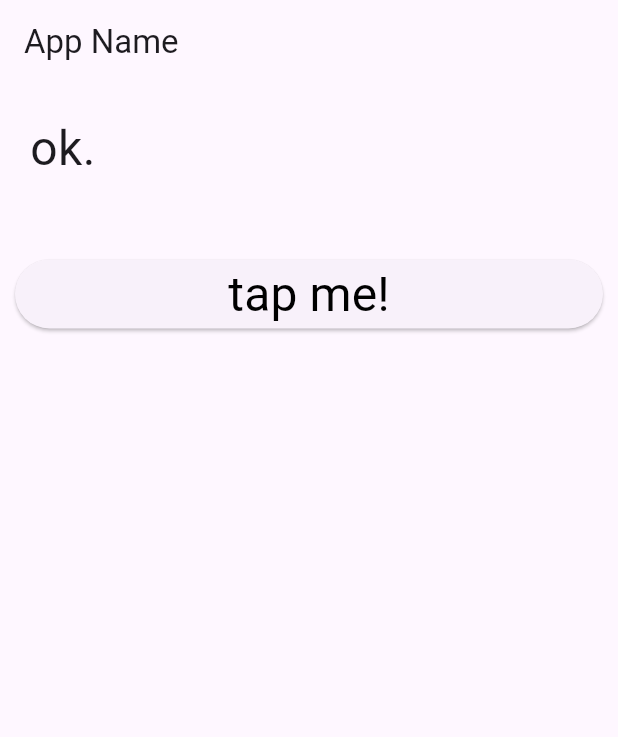
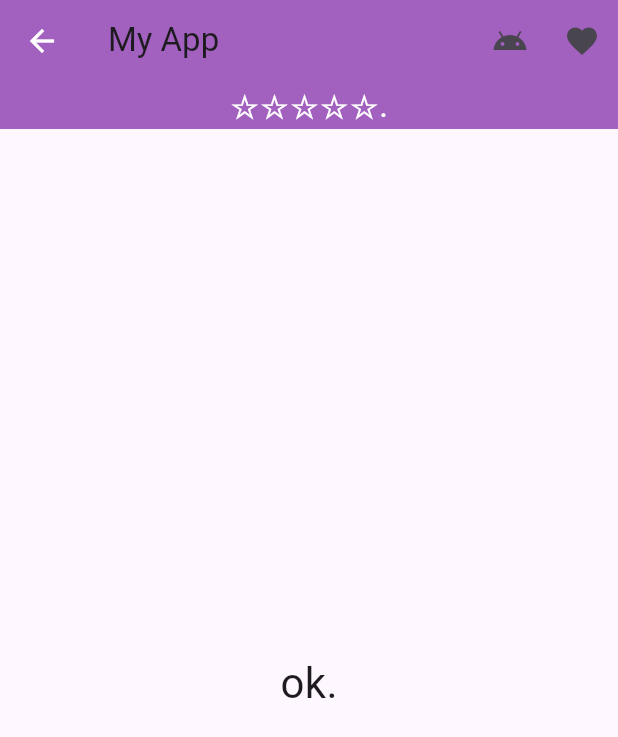
Before and after one commit to Jun-Saito-de/flutter3_practice, a Flutter app: the screen it shows after launch, on a phone screen of 412 x 824 dp. Shown: the top 737 px of the screen. Run offline on Flutter 3.47's test engine with Material 3 defaults, Android fonts, the phone set to English and light mode, and no system bars.

Commit message:
AppBarの更新

```diff
--- a/lib/main.dart
+++ b/lib/main.dart
@@ -12,7 +12,6 @@ class MyApp extends StatelessWidget {
     return MaterialApp(
       title: 'Flutter Demo',
       theme: ThemeData(
-
         colorScheme: ColorScheme.fromSeed(seedColor: Colors.deepPurple),
       ),
       home: const MyHomePage(title: 'Flutter Demo Home Page'),
@@ -23,7 +22,6 @@ class MyApp extends StatelessWidget {
 class MyHomePage extends StatefulWidget {
   const MyHomePage({super.key, required this.title});
 
-
   final String title;
 
   @override
@@ -32,85 +30,69 @@ class MyHomePage extends StatefulWidget {
 
 class _MyHomePageState extends State<MyHomePage> {
   static var _message = 'ok.'; //static 変数 _message を定義。アプリ内で表示するメッセージ。
+  static var _stars = '☆☆☆☆☆.';
+  static var _star = 0;
 
   @override
   Widget build(BuildContext context) {
     return Scaffold(
       // AppBar: アプリケーションの上部に表示されるタイトルバー
       appBar: AppBar(
-        title: Text('App Name'),
+        title: Text('My App'),
+        backgroundColor: Color(0xffa260bf), // ← ここで背景色を設定
+        leading: BackButton(color: Colors.white),
+        actions: <Widget>[
+          IconButton(
+            onPressed: iconPressedA,
+            icon: Icon(Icons.android),
+            tooltip: 'add star…',
+          ),
+          IconButton(
+            onPressed: iconPressedB,
+            icon: Icon(Icons.favorite),
+            tooltip: 'subtract star…',
+          ),
+        ],
+        bottom: PreferredSize(
+          preferredSize: const Size.fromHeight(30.0),
+          child: Center(
+            child: Text(
+              _stars,
+              style: TextStyle(fontSize: 22.0, color: Colors.white),
+            ),
+          ),
+        ),
       ),
       // Column: 画面の中央に縦に並べるウィジェット
       body: Center(
-        child: Column(
-          // mainAxisAlignment: 子ウィジェットの配置を縦方向（メイン軸）に調整
-          mainAxisAlignment: MainAxisAlignment.start,
-          // mainAxisSize: 子ウィジェットのサイズを縦方向（メイン軸）で最大化
-          mainAxisSize: MainAxisSize.max,
-          // crossAxisAlignment: 子ウィジェットの横方向（クロス軸）の配置を調整
-          crossAxisAlignment: CrossAxisAlignment.stretch,
-          children: <Widget>[
-            Padding(
-              // Padding: 内側の余白を設定。20.0の余白を周囲に追加
-              padding: EdgeInsets.all(20.0),
-              child: Text(
-                _message,
-                style: TextStyle(
-                    fontSize: 32.0,
-                    fontWeight: FontWeight.w400,
-                    fontFamily: "Roboto"),
-              ),
-            ),
-
-            Padding(
-              padding: EdgeInsets.all(10.0),
-            ),
-
-            Padding(
-                padding: EdgeInsets.all(10.0),
-                child: ElevatedButton(
-                    onPressed:buttonPressed,
-                    child: Text(
-                      "tap me!",
-                      style: TextStyle(fontSize:32.0,
-                          color: const Color(0xff000000),
-                          fontWeight: FontWeight.w400,
-                          fontFamily: "Roboto"),
-                    )
-                )
-            ),
-          ],
+        child: Text(
+          _message,
+          style: const TextStyle(
+            fontSize: 28.0,
+          ),
         ),
       ),
     );
   }
 
-  void buttonPressed() {
-    showDialog(
-      context: context,
-      builder: (BuildContext context) =>
-          SimpleDialog(
-            title: const Text("Select assignment"),
-            children: <Widget>[
-              SimpleDialogOption(
-                child: const Text('One'),
-                onPressed: () => Navigator.pop<String>(context, 'One'),
-              ),
-              SimpleDialogOption(
-                child: const Text('Two'),
-                onPressed: () => Navigator.pop<String>(context, 'Two'),
-              ),
-              SimpleDialogOption(
-                child: const Text('Three'),
-                onPressed: () => Navigator.pop<String>(context, 'Three'),
-              ),
-            ],
-          ),
-    ).then<void>((value) => resultAlert(value));
+  void iconPressedA() {
+    _message = 'tap "android".';
+    _star++;
+    update();
   }
-  void resultAlert(String value) {
+
+  void iconPressedB() {
+    _message = 'tap "favorite".';
+    _star--;
+    update();
+  }
+
+  void update() {
+    _star = _star < 0 ? 0 : _star > 5 ? 5 : _star;
     setState(() {
-      _message = "selected: $value";
+      _stars = '★★★★★☆☆☆☆☆'.substring(5 - _star,
+      5 - _star + 5);
+      _message = _message + '[$_star]';
     });
   }
 }
```
